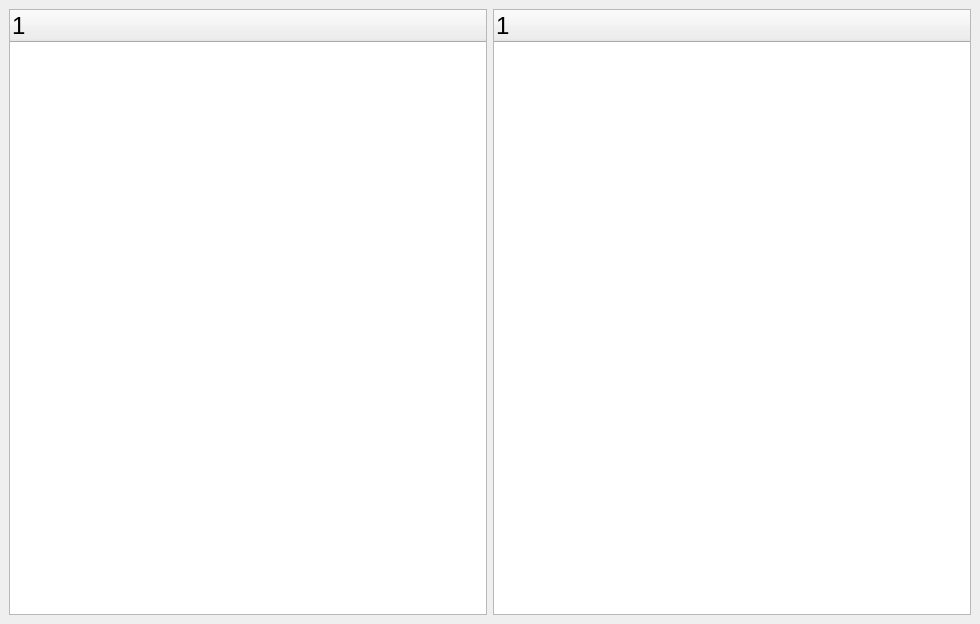
Qt form CenterWidget.ui (wanlong1215/test) before a commit.
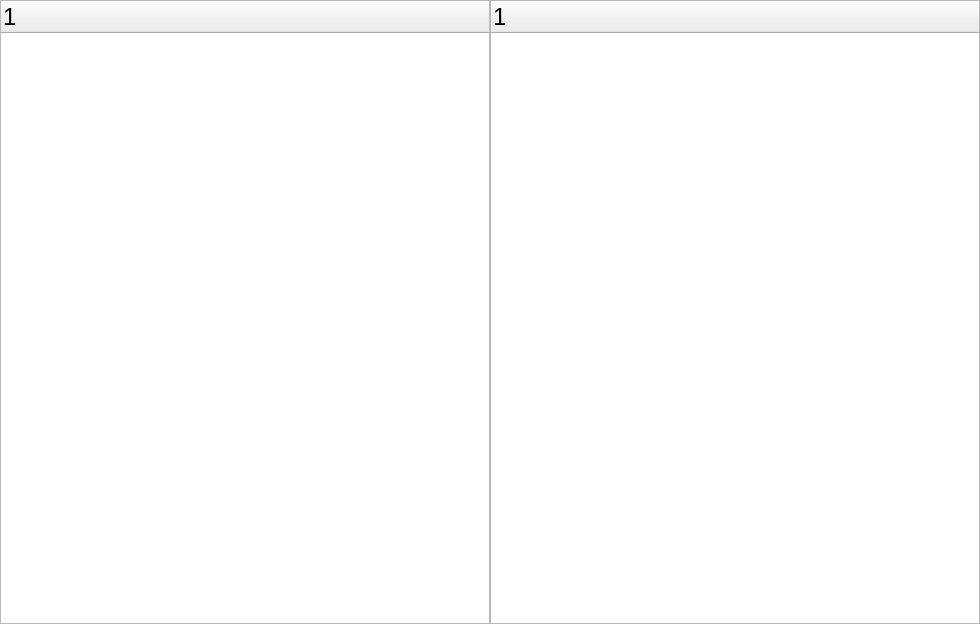
The same form after that commit.

Patch:
```diff
--- a/CenterWidget.ui
+++ b/CenterWidget.ui
@@ -14,6 +14,9 @@
    <string>Form</string>
   </property>
   <layout class="QHBoxLayout" name="horizontalLayout">
+   <property name="spacing">
+    <number>0</number>
+   </property>
    <property name="leftMargin">
     <number>0</number>
    </property>
@@ -33,6 +36,21 @@
      </property>
      <widget class="QWidget" name="page">
       <layout class="QHBoxLayout" name="horizontalLayout_2">
+       <property name="spacing">
+        <number>0</number>
+       </property>
+       <property name="leftMargin">
+        <number>0</number>
+       </property>
+       <property name="topMargin">
+        <number>0</number>
+       </property>
+       <property name="rightMargin">
+        <number>0</number>
+       </property>
+       <property name="bottomMargin">
+        <number>0</number>
+       </property>
        <item>
         <widget class="QTreeWidget" name="trwOrganization">
          <property name="maximumSize">
```
